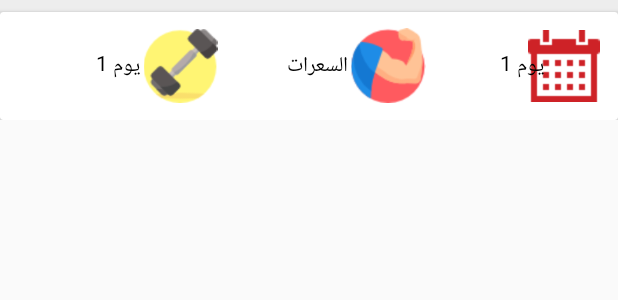
After one commit to Alhashmi95/Vego, an Android app: the layout days_adapter_exercise.xml on its own in the app's theme, with its tools: preview values and no code run, on a phone screen of 412 x 824 dp. The commit adds this screen. Shown: the top 300 px of the screen. Run offline under Robolectric (Android 15) with nearby library versions, the phone set to English and light mode, and no system bars.

Commit message:
profile update fixing bug (boolean)

```diff
--- a/app/src/main/java/com/vego/vego/Activity/UpdateProfileActivity.java
+++ b/app/src/main/java/com/vego/vego/Activity/UpdateProfileActivity.java
@@ -346,7 +346,8 @@ public class UpdateProfileActivity extends AppCompatActivity {
                 dietList= new ArrayList<DietDay>(Arrays.asList(dietDay));
 
                 com.vego.vego.model.UserInfo userinfo = new com.vego.vego.model.UserInfo(
-                        name, weight, height,age,userActivity,userGoal,(ArrayList<DietDay>) dietList,false);
+                        name, weight, height,age,userActivity,userGoal,(ArrayList<DietDay>) dietList,
+                        "false");
 
                 HashMap<String,String> hashMap=new HashMap<>();
                 hashMap.put("age",userinfo.age);
--- /dev/null
+++ b/app/src/main/res/layout/days_adapter_exercise.xml
@@ -0,0 +1,85 @@
+<?xml version="1.0" encoding="utf-8"?>
+<RelativeLayout xmlns:android="http://schemas.android.com/apk/res/android"
+    xmlns:app="http://schemas.android.com/apk/res-auto"
+    xmlns:tools="http://schemas.android.com/tools"
+    android:layout_width="match_parent"
+    android:layout_height="wrap_content"
+    android:background="#ededed">
+
+    <android.support.v7.widget.CardView
+        android:id="@+id/cardView"
+        android:layout_width="match_parent"
+        android:layout_height="72dp"
+        android:layout_alignParentTop="true"
+        android:layout_centerHorizontal="true"
+        android:layout_marginTop="8dp" >
+
+        <RelativeLayout
+            android:layout_width="match_parent"
+            android:layout_height="match_parent">
+
+            <ImageView
+                android:id="@+id/calsCount"
+                android:layout_width="54dp"
+                android:layout_height="49dp"
+                android:layout_alignParentLeft="true"
+                android:layout_alignParentStart="true"
+                android:layout_centerVertical="true"
+                android:layout_marginLeft="93dp"
+                android:layout_marginStart="93dp"
+                app:srcCompat="@drawable/workoutcount" />
+
+            <ImageView
+                android:id="@+id/calsIcon"
+                android:layout_width="53dp"
+                android:layout_height="50dp"
+                android:layout_centerVertical="true"
+                android:layout_toEndOf="@+id/txtCals"
+                app:srcCompat="@drawable/mouscle"
+                android:layout_toRightOf="@+id/txtCals" />
+
+            <TextView
+                android:id="@+id/txtCount"
+                android:layout_width="72dp"
+                android:layout_height="wrap_content"
+                android:layout_centerVertical="true"
+                android:layout_marginEnd="-93dp"
+                android:layout_toStartOf="@+id/calsCount"
+                android:text="يوم 1"
+                android:textColor="@android:color/black"
+                android:layout_marginRight="-93dp"
+                android:layout_toLeftOf="@+id/calsCount" />
+
+            <TextView
+                android:id="@+id/txtCals"
+                android:layout_width="52dp"
+                android:layout_height="wrap_content"
+                android:layout_centerInParent="true"
+                android:text="السعرات"
+                tools:textColor="@android:color/black" />
+
+            <ImageView
+                android:id="@+id/dayIcon"
+                android:layout_width="wrap_content"
+                android:layout_height="wrap_content"
+                android:layout_alignParentEnd="true"
+                android:layout_centerVertical="true"
+                android:layout_marginEnd="12dp"
+                app:srcCompat="@drawable/icons_calendar_px_"
+                android:layout_marginRight="12dp"
+                android:layout_alignParentRight="true" />
+
+            <TextView
+                android:id="@+id/txtDay"
+                android:layout_width="44dp"
+                android:layout_height="wrap_content"
+                android:layout_alignParentEnd="true"
+                android:layout_centerVertical="true"
+                android:layout_marginEnd="49dp"
+                android:text="يوم 1"
+                android:textColor="@android:color/black"
+                android:layout_marginRight="49dp"
+                android:layout_alignParentRight="true" />
+        </RelativeLayout>
+    </android.support.v7.widget.CardView>
+</RelativeLayout>
```
Also changed, not shown: app/src/main/java/com/vego/vego/Activity/UserDetails.java (+26 -13 lines), app/src/main/java/com/vego/vego/Adapters/DaysAdapterExercise.java (added, +86 -0 lines), app/src/main/java/com/vego/vego/model/DayMeals.java (+8 -19 lines), app/src/main/java/com/vego/vego/model/UserInfo.java (+4 -4 lines), app/src/main/res/layout/fragment_wallet.xml (+4 -7 lines), app/src/main/res/drawable/age.png (added), app/src/main/res/drawable/editprofile.png (added), app/src/main/res/drawable/height.png (added), app/src/main/res/drawable/logowelcomescreen.png (added), app/src/main/res/drawable/mail.png (added), app/src/main/res/drawable/mouscle.png (added), app/src/main/res/drawable/tallbarhome.png (added), app/src/main/res/drawable/toolbardiet.png (added), app/src/main/res/drawable/toolbarsupport.png (added), 3 more files.
